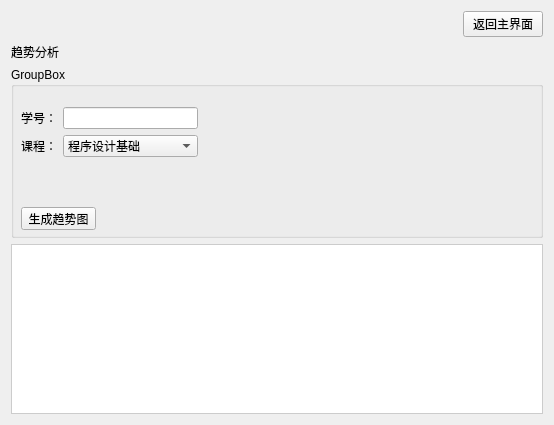
This is StudentScoreSystem/trend.ui in wmq-666/qt as Qt 5 draws it before an edit. The edited form follows.
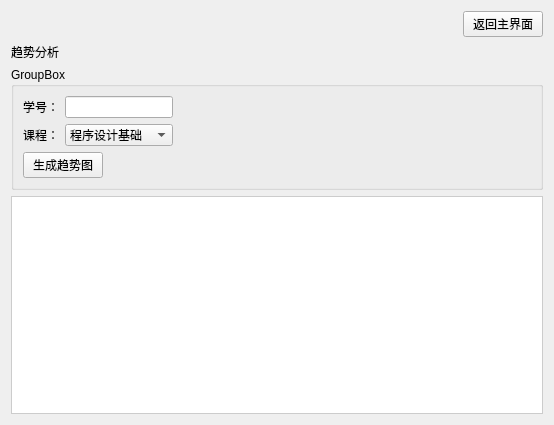
This is the edited form.

What changed in the file:
```diff
--- a/StudentScoreSystem/trend.ui
+++ b/StudentScoreSystem/trend.ui
@@ -68,28 +68,10 @@
          <property name="title">
           <string>GroupBox</string>
          </property>
-         <widget class="QPushButton" name="btnGenerate">
-          <property name="geometry">
-           <rect>
-            <x>10</x>
-            <y>140</y>
-            <width>75</width>
-            <height>23</height>
-           </rect>
-          </property>
-          <property name="text">
-           <string>生成趋势图</string>
-          </property>
-         </widget>
-         <widget class="QWidget" name="">
-          <property name="geometry">
-           <rect>
-            <x>10</x>
-            <y>40</y>
-            <width>177</width>
-            <height>50</height>
-           </rect>
-          </property>
+         <layout class="QFormLayout" name="formLayout_2">
+          <item row="0" column="0">
+           <layout class="QVBoxLayout" name="verticalLayout_3">
+            <item>
           <layout class="QFormLayout" name="formLayout">
            <item row="0" column="0">
             <widget class="QLabel" name="label_2">
@@ -128,13 +110,53 @@
             </widget>
            </item>
           </layout>
-         </widget>
+            </item>
+            <item>
+             <layout class="QHBoxLayout" name="horizontalLayout">
+              <item>
+               <widget class="QPushButton" name="btnGenerate">
+                <property name="text">
+                 <string>生成趋势图</string>
+                </property>
+               </widget>
+              </item>
+              <item>
+               <spacer name="horizontalSpacer_2">
+                <property name="orientation">
+                 <enum>Qt::Orientation::Horizontal</enum>
+                </property>
+                <property name="sizeHint" stdset="0">
+                 <size>
+                  <width>40</width>
+                  <height>20</height>
+                 </size>
+                </property>
+               </spacer>
+              </item>
+             </layout>
+            </item>
+           </layout>
+          </item>
+          <item row="0" column="1">
+           <spacer name="horizontalSpacer_3">
+            <property name="orientation">
+             <enum>Qt::Orientation::Horizontal</enum>
+            </property>
+            <property name="sizeHint" stdset="0">
+             <size>
+              <width>324</width>
+              <height>80</height>
+             </size>
+            </property>
+           </spacer>
+          </item>
+         </layout>
         </widget>
        </item>
        <item>
         <widget class="QWidget" name="chartContainer" native="true">
          <property name="sizePolicy">
-          <sizepolicy hsizetype="Preferred" vsizetype="Minimum">
+          <sizepolicy hsizetype="Preferred" vsizetype="Expanding">
            <horstretch>0</horstretch>
            <verstretch>0</verstretch>
           </sizepolicy>
```
Lines whose indentation alone changed are shown as unchanged.
